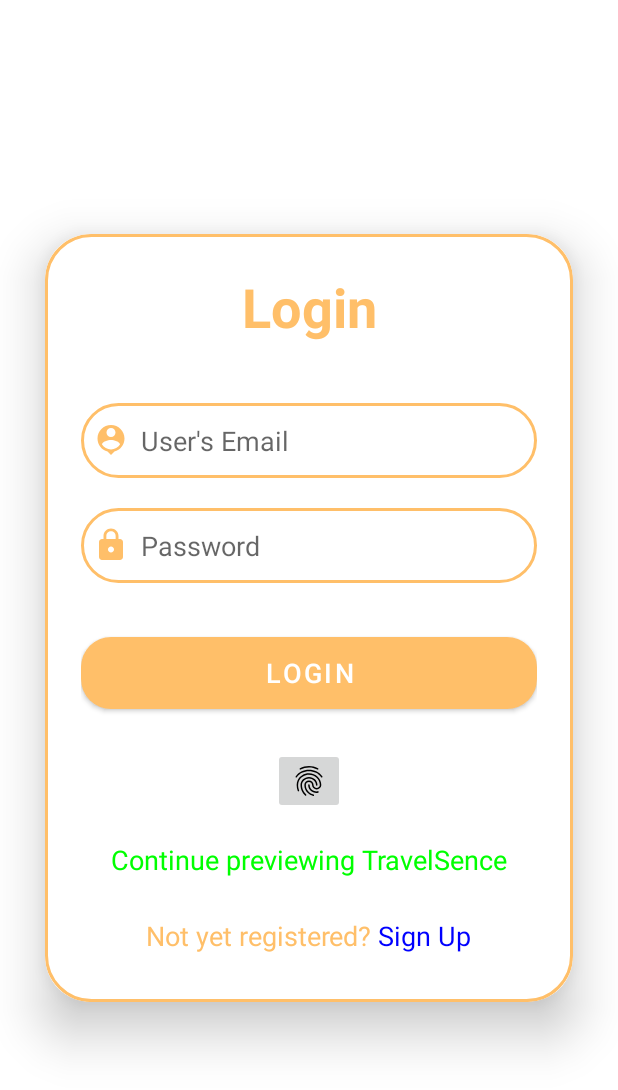
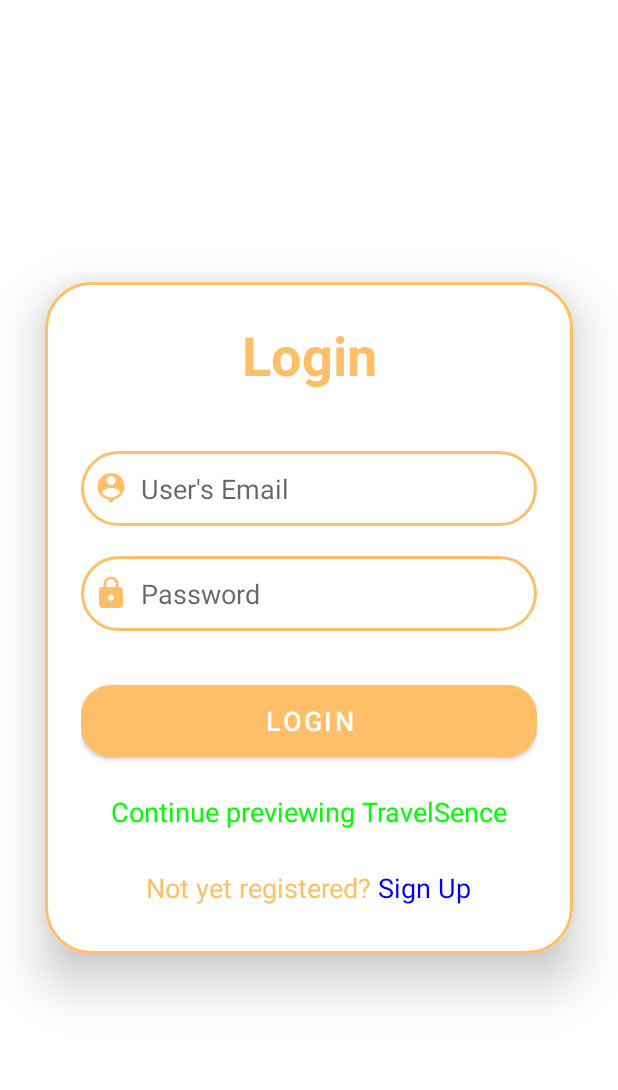
Before and after one commit to Ghost322wwww/VT6002CEM, an Android app: the LoginActivity screen opened directly, with no data from a screen before it, on a phone screen of 412 x 824 dp. Shown: the top 1090 px of the screen. Run offline under Robolectric (Android 15) with nearby library versions, the light colour scheme and no system bars; our stand-ins replace Firebase (no records; nobody signed in at launch, a user with empty details on screens opened directly); Roboto replaces fonts that are not available here; 1 statement that could not run was skipped.

Commit message:
fix bugs

```diff
--- a/newproject/app/src/main/res/layout/activity_login.xml
+++ b/newproject/app/src/main/res/layout/activity_login.xml
@@ -66,15 +66,6 @@
                 android:textSize="18sp"
                 app:cornerRadius="20dp" />
 
-            <ImageButton
-                android:id="@+id/fingerprint_button"
-                android:layout_width="wrap_content"
-                android:layout_height="wrap_content"
-                android:layout_gravity="center_horizontal"
-                android:layout_marginTop="20dp"
-                android:contentDescription="Fingerprint authentication"
-                android:src="@drawable/baseline_fingerprint_24" />
-
             <TextView
                 android:layout_width="wrap_content"
                 android:layout_height="wrap_content"
```
Also changed, not shown: newproject/app/src/main/java/com/example/newproject/LoginActivity.java (+7 -43 lines).
